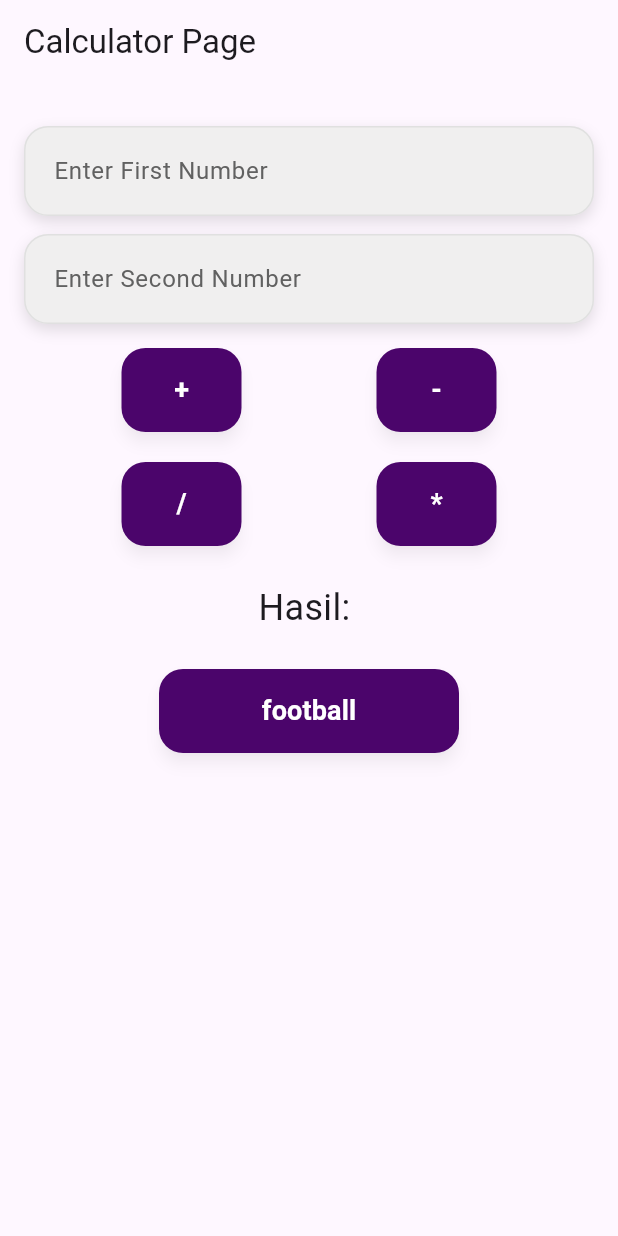
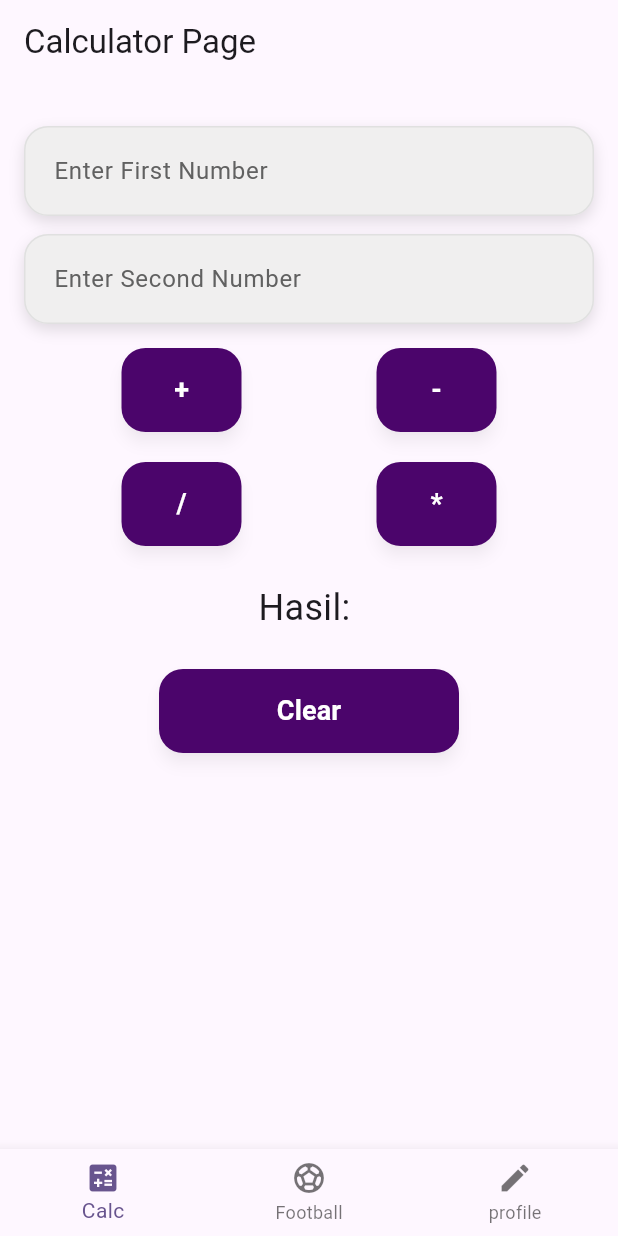
Before and after one commit to robotganteng09/ulangan_pak_aji, a Flutter app: the screen it shows after launch, on a phone screen of 412 x 824 dp. Run offline on Flutter 3.47's test engine with Material 3 defaults, Android fonts, the phone set to English and light mode, and no system bars; our stand-ins replace get.

Commit message:
feat:[ND] Tugas/20/08/2025

```diff
--- /dev/null
+++ b/latihan1/lib/controllers/bottomNavController.dart
@@ -0,0 +1,9 @@
+import 'package:get/get.dart';
+
+class Bottomnavcontroller extends GetxController {
+  var currentIndex = 0.obs;
+
+  void changePage(int index) {
+    currentIndex.value = index;
+  }
+}
--- a/latihan1/lib/main.dart
+++ b/latihan1/lib/main.dart
@@ -2,6 +2,7 @@ import 'package:flutter/material.dart';
 import 'package:get/get_navigation/get_navigation.dart';
 import 'package:latihan1/routes/pages.dart';
 import 'package:latihan1/routes/routes.dart';
+import 'package:latihan1/widgets/bottomNav.dart';
 
 void main() {
   runApp(const MyApp());
@@ -17,7 +18,7 @@ class MyApp extends StatelessWidget {
       theme: ThemeData(
         colorScheme: ColorScheme.fromSeed(seedColor: Colors.deepPurple),
       ),
-      initialRoute: AppRoutes.CalculatorPage,
+      initialRoute: AppRoutes.bottomNav,
       getPages: AppPages.pages,
     );
   }
--- a/latihan1/lib/pages/calculator_Page.dart
+++ b/latihan1/lib/pages/calculator_Page.dart
@@ -94,10 +94,10 @@ class CalculatorPage extends StatelessWidget {
               child: SizedBox(
                 width: 200,
                 child: CustomButton(
-                  text: "football",
+                  text: "Clear",
                   margin: 0,
                   onPressed: () {
-                    Get.toNamed(AppRoutes.FootballPage);
+                    calculatorController.clear();
                   },
                 ),
               ),
--- a/latihan1/lib/pages/football_Player.dart
+++ b/latihan1/lib/pages/football_Player.dart
@@ -24,9 +24,7 @@ class FootballPlayer extends StatelessWidget {
               return ListTile(
                 leading: Image.asset(player.imageAsset, width: 50, height: 50),
                 title: Text(player.name),
-                subtitle: Text(
-                  player.position + "  Number " + player.number.toString(),
-                ),
+                subtitle: Text("${player.position}  Number ${player.number}"),
                 onTap: () {
                   Get.toNamed(AppRoutes.footballeditor, arguments: index);
                 },
--- a/latihan1/lib/routes/pages.dart
+++ b/latihan1/lib/routes/pages.dart
@@ -1,13 +1,32 @@
+import 'package:flutter/material.dart';
 import 'package:get/get.dart';
 import 'package:latihan1/pages/calculator_page.dart';
 import 'package:latihan1/pages/edit_football_player.dart';
 import 'package:latihan1/pages/football_player.dart';
+import 'package:latihan1/pages/profile_page.dart';
 import 'package:latihan1/routes/routes.dart';
+import 'package:latihan1/widgets/bottomNav.dart';
 
 class AppPages {
   static final pages = [
     GetPage(name: AppRoutes.CalculatorPage, page: () => CalculatorPage()),
     GetPage(name: AppRoutes.FootballPage, page: () => FootballPlayer()),
     GetPage(name: AppRoutes.footballeditor, page: () => EditPlayerPage()),
+    GetPage(name: AppRoutes.profilePage, page: () => ProfilePage()),
+
+    GetPage(
+      name: AppRoutes.bottomNav,
+      page: () => BottomNavScaffold(
+        pages: [CalculatorPage(), FootballPlayer(), ProfilePage()],
+        items: const [
+          BottomNavigationBarItem(icon: Icon(Icons.calculate), label: "Calc"),
+          BottomNavigationBarItem(
+            icon: Icon(Icons.sports_soccer),
+            label: "Football",
+          ),
+          BottomNavigationBarItem(icon: Icon(Icons.edit), label: "profile"),
+        ],
+      ),
+    ),
   ];
 }
--- a/latihan1/lib/routes/routes.dart
+++ b/latihan1/lib/routes/routes.dart
@@ -2,4 +2,6 @@ class AppRoutes {
   static const String CalculatorPage = "/calculatorPage";
   static const String FootballPage = "/footbalPage";
   static const String footballeditor = "/footbaleditor";
+  static const String profilePage = "/profilepage";
+  static const String bottomNav = "/bottomnav";
 }
--- /dev/null
+++ b/latihan1/lib/widgets/bottomNav.dart
@@ -0,0 +1,27 @@
+import 'package:get/get.dart';
+import 'package:flutter/material.dart';
+import 'package:latihan1/controllers/bottomNavController.dart';
+
+class BottomNavScaffold extends StatelessWidget {
+  final List<Widget> pages;
+  final List<BottomNavigationBarItem> items;
+
+  BottomNavScaffold({Key? key, required this.pages, required this.items})
+    : super(key: key);
+
+  final Bottomnavcontroller controller = Get.put(Bottomnavcontroller());
+
+  @override
+  Widget build(BuildContext context) {
+    return Scaffold(
+      body: Obx(() => pages[controller.currentIndex.value]),
+      bottomNavigationBar: Obx(
+        () => BottomNavigationBar(
+          currentIndex: controller.currentIndex.value,
+          onTap: controller.changePage,
+          items: items,
+        ),
+      ),
+    );
+  }
+}
```
Also changed, not shown: latihan1/lib/pages/profile_page.dart (added, +34 -0 lines), latihan1/assets/images/naren.jpg (added).
